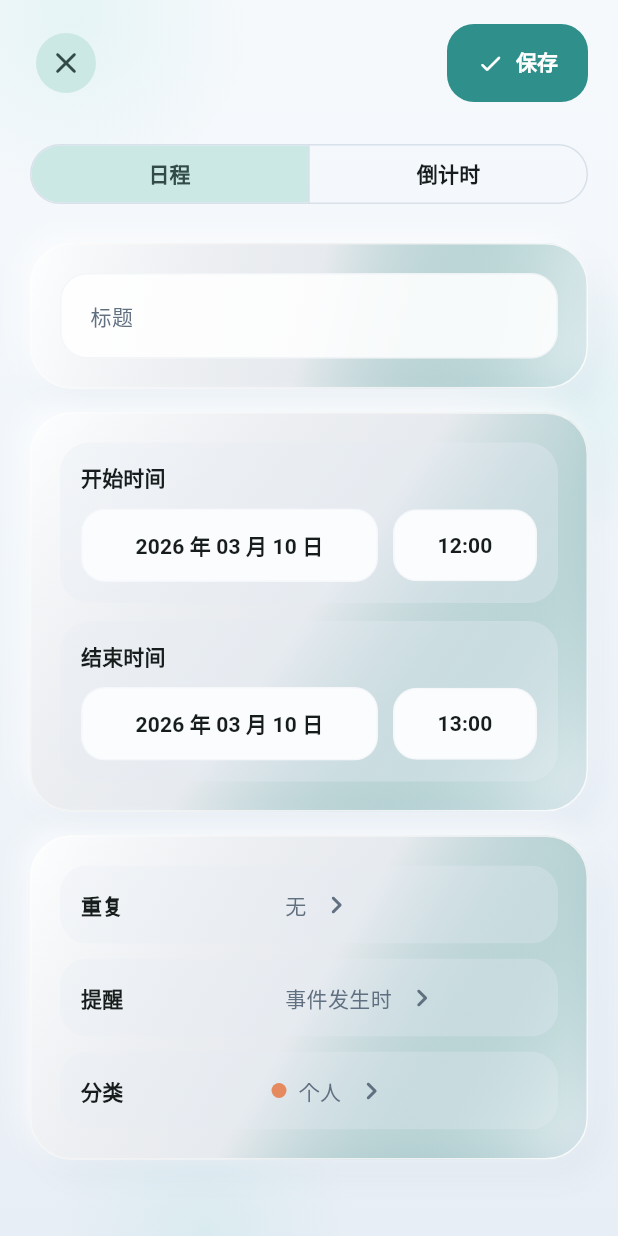
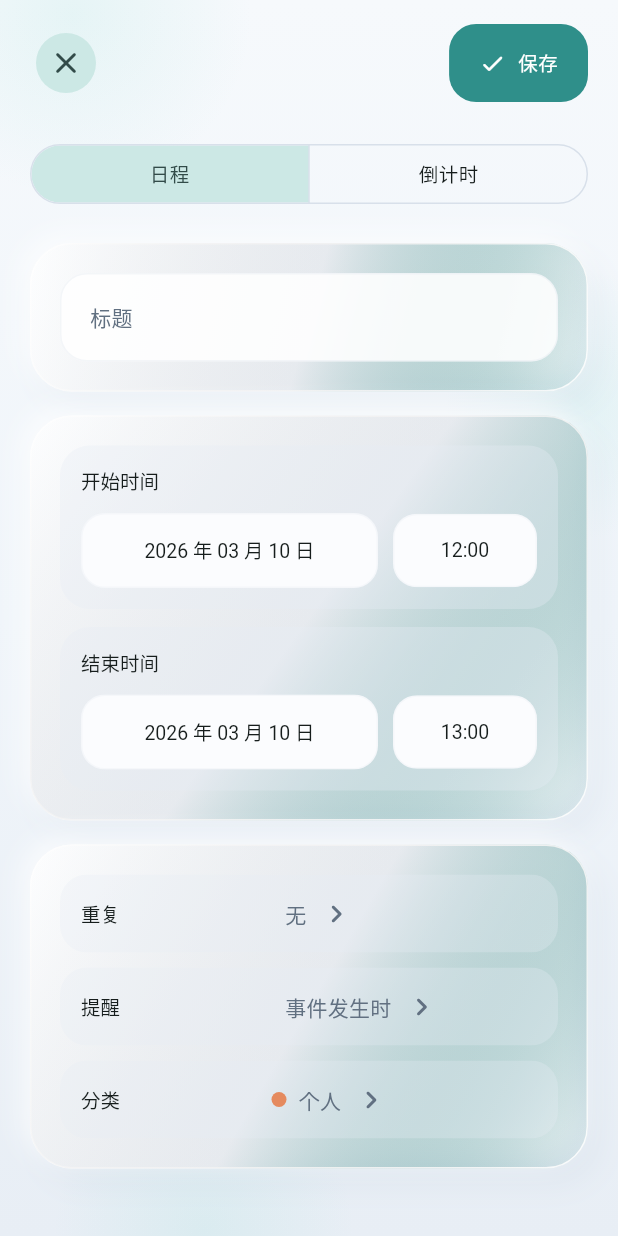
Before and after one commit to BinGess/DoggylogB, a Flutter app: the screen it shows after launch, after a tap on "进入 DoggyLog", after a tap on the "add" icon, on a phone screen of 412 x 824 dp. Run offline on Flutter 3.47's test engine with Material 3 defaults, Android fonts, the phone set to English and light mode, and no system bars; our stand-ins replace drift, flutter_local_notifications, flutter_riverpod, flutter_timezone, geolocator, go_router and 5 more; accounts and stored records are empty; generated files the repository leaves out were written again.

Commit message:
style: 精细化全局 UI 排版与组件样式
针对站酷快乐体（中文字体）对设计系统进行系统性优化：

Typography（app_theme.dart）
- 移除所有负向 letterSpacing（中文字符无需紧缩字距）
- Display/Headline/Title 字重统一改为 w400，避免字体合成失真
- 字号适当缩减 1-2px（中文字形视觉尺寸略大于西文）
- 行高（line height）全面提升：正文 1.7、标题 1.4-1.45、大标题 1.28-1.38
- 正文增加轻微 letterSpacing（0.2-0.3）提升小字可读性

Calendar（calendar_screen.dart）
- 移除月份标题自定义 letterSpacing: -0.8 覆写
- 日程行标题从 titleLarge → titleMedium，时间标签从 titleMedium → titleSmall
- 月历格子日期从 titleLarge w700 → titleMedium，周视图从 headlineSmall → titleLarge

底部导航栏（home_shell.dart）
- 导航栏高度 58 → 64、圆角 22 → 26，底部外边距 10 → 12
- 标签文字从 labelSmall → labelMedium，图标 20 → 22

倒计时（countdown_screen.dart）
- 列表间距 12 → 14，底部 padding 增加避免 FAB 遮挡
- 截止日期文本补充 bodySmall 样式
- 剩余天数用 bodySmall，进度百分比用 labelMedium + primary 色
- 进度条高度 12 → 8（更轻盈）

数据复盘（stats_screen.dart）
- _MetricCard title 补充 bodySmall 样式，spacing 微调
- "完成率" 标签改为 bodySmall（原 titleLarge 过重）
- 分类分布行补充 bodyMedium + labelMedium 样式

任务卡片（task_tile.dart）
- 描述文本补充 bodySmall 样式，spacing 微调

https://claude.ai/code/session_01Kz3sToGUA46kVjkXpXR2Pi

```diff
--- a/lib/app/theme/app_theme.dart
+++ b/lib/app/theme/app_theme.dart
@@ -229,91 +229,104 @@ class AppTheme {
   static TextTheme _textTheme(TextTheme base, ColorScheme scheme) {
     final zcoolBase = GoogleFonts.zcoolKuaiLeTextTheme(base);
     return zcoolBase.copyWith(
+      // Display — 大标题：移除负向字距，中文不需要紧缩字距
       displayLarge: zcoolBase.displayLarge?.copyWith(
-        fontSize: 40,
-        height: 1.08,
-        letterSpacing: -1.2,
-        fontWeight: FontWeight.w700,
+        fontSize: 38,
+        height: 1.28,
+        letterSpacing: 0,
+        fontWeight: FontWeight.w400,
         color: scheme.onSurface,
       ),
       displayMedium: zcoolBase.displayMedium?.copyWith(
-        fontSize: 32,
-        height: 1.1,
-        letterSpacing: -0.9,
-        fontWeight: FontWeight.w700,
+        fontSize: 30,
+        height: 1.28,
+        letterSpacing: 0,
+        fontWeight: FontWeight.w400,
         color: scheme.onSurface,
       ),
+      // Headline — 页面标题
       headlineLarge: zcoolBase.headlineLarge?.copyWith(
-        fontSize: 28,
-        height: 1.14,
-        letterSpacing: -0.6,
-        fontWeight: FontWeight.w700,
+        fontSize: 26,
+        height: 1.32,
+        letterSpacing: 0,
+        fontWeight: FontWeight.w400,
         color: scheme.onSurface,
       ),
       headlineMedium: zcoolBase.headlineMedium?.copyWith(
-        fontSize: 24,
-        height: 1.16,
-        letterSpacing: -0.5,
-        fontWeight: FontWeight.w700,
+        fontSize: 22,
+        height: 1.32,
+        letterSpacing: 0,
+        fontWeight: FontWeight.w400,
         color: scheme.onSurface,
       ),
       headlineSmall: zcoolBase.headlineSmall?.copyWith(
-        fontSize: 20,
-        height: 1.2,
-        letterSpacing: -0.3,
-        fontWeight: FontWeight.w600,
+        fontSize: 19,
+        height: 1.38,
+        letterSpacing: 0,
+        fontWeight: FontWeight.w400,
         color: scheme.onSurface,
       ),
+      // Title — 卡片/列表标题
       titleLarge: zcoolBase.titleLarge?.copyWith(
-        fontSize: 18,
-        height: 1.28,
-        letterSpacing: -0.15,
-        fontWeight: FontWeight.w600,
+        fontSize: 17,
+        height: 1.42,
+        letterSpacing: 0,
+        fontWeight: FontWeight.w400,
         color: scheme.onSurface,
       ),
       titleMedium: zcoolBase.titleMedium?.copyWith(
-        fontSize: 16,
-        height: 1.3,
-        fontWeight: FontWeight.w600,
+        fontSize: 15,
+        height: 1.45,
+        letterSpacing: 0,
+        fontWeight: FontWeight.w400,
         color: scheme.onSurface,
       ),
       titleSmall: zcoolBase.titleSmall?.copyWith(
-        fontSize: 14,
-        height: 1.3,
-        fontWeight: FontWeight.w600,
+        fontSize: 13,
+        height: 1.45,
+        letterSpacing: 0,
+        fontWeight: FontWeight.w400,
         color: scheme.onSurface,
       ),
+      // Body — 正文：中文需要充裕的行高才舒适
       bodyLarge: zcoolBase.bodyLarge?.copyWith(
         fontSize: 16,
-        height: 1.55,
+        height: 1.7,
+        letterSpacing: 0.2,
         color: scheme.onSurface,
       ),
       bodyMedium: zcoolBase.bodyMedium?.copyWith(
         fontSize: 14,
-        height: 1.58,
+        height: 1.7,
+        letterSpacing: 0.2,
         color: scheme.onSurface,
       ),
       bodySmall: zcoolBase.bodySmall?.copyWith(
-        fontSize: 13,
-        height: 1.5,
+        fontSize: 12,
+        height: 1.6,
+        letterSpacing: 0.3,
         color: scheme.onSurfaceVariant,
       ),
+      // Label — 标签/按钮/底部导航：保留微弱字距提升小字可读性
       labelLarge: zcoolBase.labelLarge?.copyWith(
-        fontSize: 14,
-        height: 1.2,
-        fontWeight: FontWeight.w600,
+        fontSize: 13,
+        height: 1.35,
+        letterSpacing: 0.3,
+        fontWeight: FontWeight.w400,
         color: scheme.onSurface,
       ),
       labelMedium: zcoolBase.labelMedium?.copyWith(
-        fontSize: 12,
-        height: 1.2,
-        fontWeight: FontWeight.w600,
+        fontSize: 11,
+        height: 1.35,
+        letterSpacing: 0.3,
+        fontWeight: FontWeight.w400,
         color: scheme.onSurfaceVariant,
       ),
       labelSmall: zcoolBase.labelSmall?.copyWith(
-        fontSize: 11,
-        height: 1.2,
-        fontWeight: FontWeight.w600,
+        fontSize: 10,
+        height: 1.35,
+        letterSpacing: 0.4,
+        fontWeight: FontWeight.w400,
         color: scheme.onSurfaceVariant,
       ),
     );
--- a/lib/features/calendar/presentation/calendar_screen.dart
+++ b/lib/features/calendar/presentation/calendar_screen.dart
@@ -277,11 +277,7 @@ class _CalendarHeader extends StatelessWidget {
                   Flexible(
                     child: Text(
                       monthLabel,
-                      style: Theme.of(context).textTheme.headlineMedium
-                          ?.copyWith(
-                            fontWeight: FontWeight.w700,
-                            letterSpacing: -0.8,
-                          ),
+                      style: Theme.of(context).textTheme.headlineMedium,
                     ),
                   ),
                   const SizedBox(width: 6),
@@ -414,10 +410,7 @@ class _MonthView extends StatelessWidget {
                     alignment: Alignment.center,
                     child: Text(
                       '${date.day}',
-                      style: Theme.of(context).textTheme.titleLarge?.copyWith(
-                        fontWeight: selected || isToday
-                            ? FontWeight.w700
-                            : FontWeight.w600,
+                      style: Theme.of(context).textTheme.titleMedium?.copyWith(
                         color: inMonth
                             ? scheme.onSurface
                             : scheme.onSurface.withValues(alpha: 0.22),
@@ -514,9 +507,8 @@ class _CompactWeekView extends StatelessWidget {
                           : Center(
                               child: Text(
                                 '${date.day}',
-                                style: Theme.of(context).textTheme.headlineSmall
+                                style: Theme.of(context).textTheme.titleLarge
                                     ?.copyWith(
-                                      fontWeight: FontWeight.w500,
                                       color: inMonth
                                           ? scheme.onSurface.withValues(
                                               alpha: 0.72,
@@ -644,7 +636,7 @@ class _AgendaItemRow extends StatelessWidget {
                     item.title,
                     maxLines: 1,
                     overflow: TextOverflow.ellipsis,
-                    style: Theme.of(context).textTheme.titleLarge?.copyWith(
+                    style: Theme.of(context).textTheme.titleMedium?.copyWith(
                       decoration: item.isCompleted
                           ? TextDecoration.lineThrough
                           : TextDecoration.none,
@@ -659,7 +651,7 @@ class _AgendaItemRow extends StatelessWidget {
                 const SizedBox(width: 12),
                 Text(
                   DateFormat('HH:mm').format(item.startAt),
-                  style: Theme.of(context).textTheme.titleMedium?.copyWith(
+                  style: Theme.of(context).textTheme.titleSmall?.copyWith(
                     color: accent.withValues(alpha: 0.85),
                   ),
                 ),
--- a/lib/features/countdown/presentation/countdown_screen.dart
+++ b/lib/features/countdown/presentation/countdown_screen.dart
@@ -38,9 +38,9 @@ class CountdownScreen extends ConsumerWidget {
       ),
       body: SoftBackdrop(
         child: ListView.separated(
-          padding: const EdgeInsets.fromLTRB(20, 20, 20, 20),
+          padding: const EdgeInsets.fromLTRB(20, 20, 20, 100),
           itemCount: countdowns.length + 1,
-          separatorBuilder: (context, index) => const SizedBox(height: 12),
+          separatorBuilder: (context, index) => const SizedBox(height: 14),
           itemBuilder: (context, index) {
             if (index == 0) {
               final scheme = Theme.of(context).colorScheme;
@@ -186,25 +186,34 @@ class CountdownTile extends StatelessWidget {
                 _StatusBadge(item: item),
               ],
             ),
-            const SizedBox(height: 8),
-            Text('截止 ${DateFormat('yyyy/MM/dd HH:mm').format(item.dueAt)}'),
+            const SizedBox(height: 6),
+            Text(
+              '截止 ${DateFormat('yyyy/MM/dd HH:mm').format(item.dueAt)}',
+              style: Theme.of(context).textTheme.bodySmall,
+            ),
             const SizedBox(height: 16),
             ClipRRect(
               borderRadius: BorderRadius.circular(999),
               child: LinearProgressIndicator(
                 value: item.hasCelebrated ? 1 : progress,
-                minHeight: 12,
+                minHeight: 8,
               ),
             ),
             const SizedBox(height: 10),
             Row(
               children: [
-                Text(_remainingLabel(item, now)),
+                Text(
+                  _remainingLabel(item, now),
+                  style: Theme.of(context).textTheme.bodySmall,
+                ),
                 const Spacer(),
                 Text(
                   item.hasCelebrated
                       ? '100%'
                       : '${(progress * 100).toStringAsFixed(0)}%',
+                  style: Theme.of(context).textTheme.labelMedium?.copyWith(
+                    color: Theme.of(context).colorScheme.primary,
+                  ),
                 ),
               ],
             ),
--- a/lib/features/home/presentation/home_shell.dart
+++ b/lib/features/home/presentation/home_shell.dart
@@ -10,8 +10,8 @@ class HomeShell extends ConsumerWidget {
   const HomeShell({super.key});
 
   static const _pages = [CountdownScreen(), CalendarScreen(), SettingsScreen()];
-  static const _navRadius = 22.0;
-  static const _navHeight = 58.0;
+  static const _navRadius = 26.0;
+  static const _navHeight = 64.0;
 
   @override
   Widget build(BuildContext context, WidgetRef ref) {
@@ -23,7 +23,7 @@ class HomeShell extends ConsumerWidget {
       extendBody: true,
       body: IndexedStack(index: index, children: _pages),
       bottomNavigationBar: Padding(
-        padding: const EdgeInsets.fromLTRB(16, 0, 16, 10),
+        padding: const EdgeInsets.fromLTRB(16, 0, 16, 12),
         child: DecoratedBox(
           decoration: BoxDecoration(
             borderRadius: BorderRadius.circular(_navRadius),
@@ -100,13 +100,11 @@ class _HomeBottomTabBar extends StatelessWidget {
     final theme = Theme.of(context);
     final selectedColor = scheme.primary;
     final unselectedColor = scheme.onSurfaceVariant;
-    final selectedTextStyle = theme.textTheme.labelSmall?.copyWith(
+    final selectedTextStyle = theme.textTheme.labelMedium?.copyWith(
       color: scheme.onSurface,
-      fontWeight: FontWeight.w600,
     );
-    final unselectedTextStyle = theme.textTheme.labelSmall?.copyWith(
+    final unselectedTextStyle = theme.textTheme.labelMedium?.copyWith(
       color: unselectedColor,
-      fontWeight: FontWeight.w600,
     );
 
     return SizedBox(
@@ -187,10 +185,10 @@ class _HomeTabItem extends StatelessWidget {
                 children: [
                   Icon(
                     icon,
-                    size: 20,
+                    size: 22,
                     color: selected ? selectedColor : unselectedColor,
                   ),
-                  const SizedBox(height: 2),
+                  const SizedBox(height: 3),
                   Text(
                     label,
                     style: selected ? selectedTextStyle : unselectedTextStyle,
--- a/lib/features/shared/presentation/widgets/task_tile.dart
+++ b/lib/features/shared/presentation/widgets/task_tile.dart
@@ -70,11 +70,12 @@ class TaskTile extends StatelessWidget {
                     style: Theme.of(context).textTheme.bodySmall,
                   ),
                   if (item.description.isNotEmpty) ...[
-                    const SizedBox(height: 6),
+                    const SizedBox(height: 4),
                     Text(
                       item.description,
                       maxLines: 2,
                       overflow: TextOverflow.ellipsis,
+                      style: Theme.of(context).textTheme.bodySmall,
                     ),
                   ],
                 ],
--- a/lib/features/stats/presentation/stats_screen.dart
+++ b/lib/features/stats/presentation/stats_screen.dart
@@ -71,7 +71,7 @@ class TaskReviewSummaryCard extends StatelessWidget {
             ],
           ),
           const SizedBox(height: 8),
-          Text('完成率', style: Theme.of(context).textTheme.titleLarge),
+          Text('完成率', style: Theme.of(context).textTheme.bodySmall),
           const SizedBox(height: 8),
           Text(
             '查看连续打卡、忠诚度总分和分类分布。',
@@ -145,8 +145,16 @@ class TaskReviewDetailSection extends StatelessWidget {
                     children: [
                       Row(
                         children: [
-                          Expanded(child: Text(category.label)),
-                          Text('$count'),
+                          Expanded(
+                            child: Text(
+                              category.label,
+                              style: Theme.of(context).textTheme.bodyMedium,
+                            ),
+                          ),
+                          Text(
+                            '$count',
+                            style: Theme.of(context).textTheme.labelMedium,
+                          ),
                         ],
                       ),
                       const SizedBox(height: 6),
@@ -198,8 +206,8 @@ class _MetricCard extends StatelessWidget {
             child: Icon(icon, size: 18),
           ),
           const SizedBox(height: 14),
-          Text(title),
-          const SizedBox(height: 12),
+          Text(title, style: Theme.of(context).textTheme.bodySmall),
+          const SizedBox(height: 8),
           Text(value, style: Theme.of(context).textTheme.headlineSmall),
         ],
       ),
```
